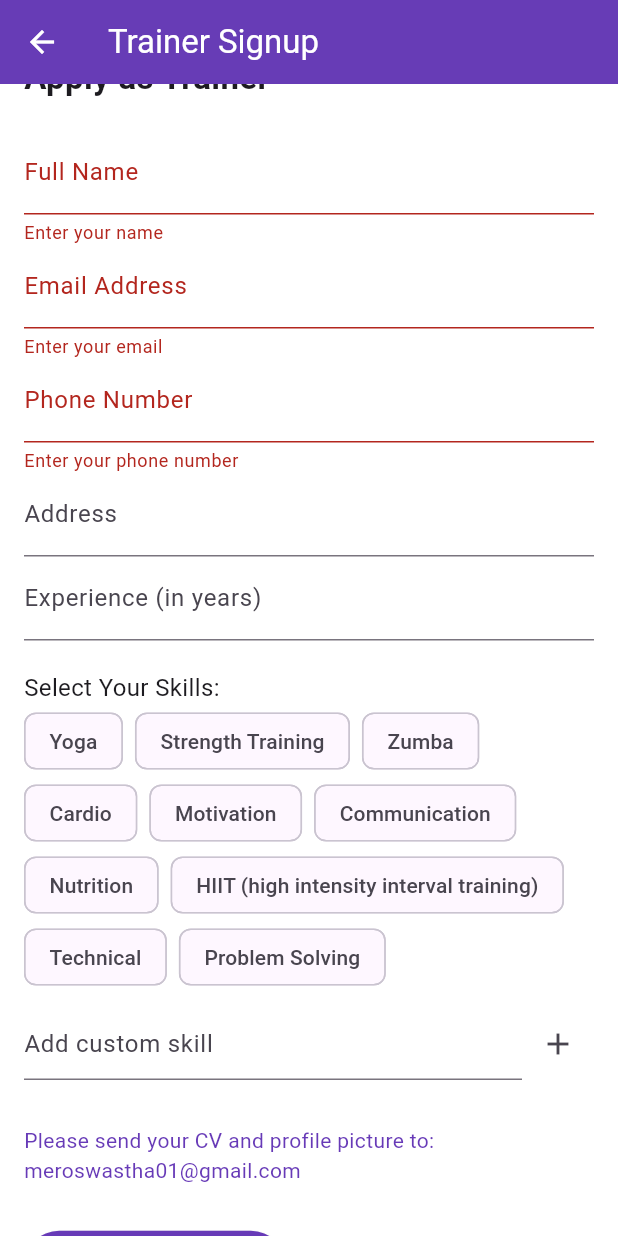
After one commit to Hermitcrabb/Mero_swastha, a Flutter app: the TrainerSignupPage screen opened by its route, scrolled down 36 dp, after a tap on "Submit Application", on a phone screen of 412 x 824 dp. The commit adds this screen. Run offline on Flutter 3.47's test engine with Material 3 defaults, Android fonts, the phone set to English and light mode, and no system bars; our stand-ins replace chewie, cloud_firestore, firebase_auth, firebase_core, get, video_player; missing offline and left inert: khalti_flutter; accounts and stored records are empty.

Commit message:
trainer signup page added

```diff
--- a/lib/route.dart
+++ b/lib/route.dart
@@ -1,5 +1,6 @@
 
 import 'package:get/get.dart';
+import 'package:mero_swastha/views/auth/trainer_signup.dart';
 import 'package:mero_swastha/views/diet/diet_plan_result.dart';
 import 'views/auth/login.dart';
 import 'views/auth/verify.dart';
@@ -10,6 +11,7 @@ import 'views/setup/startup_screen.dart';
 import 'views/diet/diet_page.dart';
 import 'views/diet/diet_questions.dart';
 import 'views/bmi/bmi_page.dart';
+import 'views/premium/trainer_list.dart';
 
 final List<GetPage> appRoutes = [
   GetPage(name: '/startup', page: () => const StartupScreen()),
@@ -22,4 +24,5 @@ final List<GetPage> appRoutes = [
   GetPage(name: '/diet_page', page: () => DietPage()),
   GetPage(name: '/bmi_page', page: () => BmiPage()),
   GetPage(name: '/trainer_list', page: ()=>TrainerListPage()),
+  GetPage(name: '/trainer_signup', page: ()=>TrainerSignupPage()),
 ];
--- /dev/null
+++ b/lib/views/auth/trainer_signup.dart
@@ -0,0 +1,183 @@
+import 'package:flutter/material.dart';
+import 'package:flutter/services.dart';
+import 'package:get/get.dart';
+import 'package:cloud_firestore/cloud_firestore.dart';
+import 'package:firebase_auth/firebase_auth.dart';
+
+class TrainerSignupPage extends StatefulWidget {
+  const TrainerSignupPage({super.key});
+
+  @override
+  State<TrainerSignupPage> createState() => _TrainerSignupPageState();
+}
+
+
+class _TrainerSignupPageState extends State<TrainerSignupPage> {
+    final _formKey = GlobalKey<FormState>();
+    final  nameController = TextEditingController();
+    final  addressController = TextEditingController();
+    final  emailController = TextEditingController();
+    final  phoneController = TextEditingController();
+    final  customskillsController = TextEditingController();
+    final  experienceController = TextEditingController();
+
+    final List<String> availableSkills = [
+      'Yoga',
+      'Strength Training',
+      'Zumba',
+      'Cardio',
+      'Motivation',
+      'Communication',
+      'Nutrition',
+      'HIIT (high intensity interval training)',
+      'Technical',
+      'Problem Solving',
+    ];
+    final List<String> selectedSkills =[];
+
+    void _addCustomSkill() {
+      final skill = customskillsController.text.trim();
+      if (skill.isNotEmpty && !selectedSkills.contains(skill)) {
+        setState(() {
+          selectedSkills.add(skill);
+          customskillsController.clear();
+        });
+      }
+    }
+
+    Future<void> _submitForm() async {
+      if (_formKey.currentState!.validate()) {
+        final trainerData = {
+          'Name': nameController.text.trim(),
+          'Address': addressController.text.trim(),
+          'Email': emailController.text.trim(),
+          'Phone': phoneController.text.trim(),
+          'Skills': selectedSkills,
+          'Experience': experienceController.text.trim(),
+          'SubmittedAt': FieldValue.serverTimestamp(),
+        };
+        try {
+          await FirebaseFirestore.instance
+              .collection('trainer_applications')
+              .add(
+              trainerData);
+
+          ScaffoldMessenger.of(context).showSnackBar(
+            const SnackBar(
+                content: Text('Application submitted successfully!')),
+          );
+          //Go Back to profile view page
+          Get.back();
+        } catch (e) {
+          ScaffoldMessenger.of(context).showSnackBar(
+            SnackBar(content: Text('Error: $e')),
+          );
+        }
+      }
+    }
+    @override
+    Widget build(BuildContext context) {
+      return Scaffold(
+        appBar: AppBar(title: const Text('Trainer Signup')),
+        body: SingleChildScrollView(
+          padding: const EdgeInsets.all(16),
+          child: Form(
+            key: _formKey,
+            child: Column(
+              crossAxisAlignment: CrossAxisAlignment.start,
+              children: [
+                const Text('Apply as Trainer', style: TextStyle(fontSize: 22, fontWeight: FontWeight.bold)),
+                const SizedBox(height: 20),
+
+                TextFormField(
+                  controller: nameController,
+                  decoration: const InputDecoration(labelText: 'Full Name'),
+                  validator: (value) => value!.isEmpty ? 'Enter your name' : null,
+                ),
+                TextFormField(
+                  controller: emailController,
+                  decoration: const InputDecoration(labelText: 'Email Address'),
+                  keyboardType: TextInputType.emailAddress,
+                  validator: (value) => value!.isEmpty ? 'Enter your email' : null,
+                ),
+
+                TextFormField(
+                  controller: phoneController,
+                  decoration: const InputDecoration(labelText: 'Phone Number'),
+                  keyboardType: TextInputType.phone,
+                  validator: (value) => value!.isEmpty ? 'Enter your phone number' : null,
+                ),
+                TextFormField(
+                  controller: addressController,
+                  decoration: const InputDecoration(labelText: 'Address'),
+                ),
+                TextFormField(
+                  controller: experienceController,
+                  decoration: const InputDecoration(labelText: 'Experience (in years)'),
+                  keyboardType: TextInputType.number,
+                ),
+
+                const SizedBox(height: 20),
+                const Text('Select Your Skills:', style: TextStyle(fontSize: 16)),
+                Wrap(
+                  spacing: 8,
+                  children: availableSkills.map((skill) {
+                    final isSelected = selectedSkills.contains(skill);
+                    return ChoiceChip(
+                      label: Text(skill),
+                      selected: isSelected,
+                      selectedColor: Colors.deepPurple.shade100,
+                      onSelected: (selected) {
+                        setState(() {
+                          if (selected) {
+                            selectedSkills.add(skill);
+                          } else {
+                            selectedSkills.remove(skill);
+                          }
+                        });
+                      },
+                    );
+                  }).toList(),
+                ),
+                const SizedBox(height: 10),
+
+                Row(
+                  children: [
+                    Expanded(
+                      child: TextField(
+                        controller: customskillsController,
+                        decoration: const InputDecoration(hintText: 'Add custom skill'),
+                      ),
+                    ),
+                    IconButton(
+                      icon: const Icon(Icons.add),
+                      onPressed: _addCustomSkill,
+                    )
+                  ],
+                ),
+
+                const SizedBox(height: 10),
+                Wrap(
+                  spacing: 6,
+                  children: selectedSkills.map((s) => Chip(label: Text(s))).toList(),
+                ),
+
+                const SizedBox(height: 20),
+
+                const Text(
+                  'Please send your CV and profile picture to:\nmeroswastha01@gmail.com',
+                  style: TextStyle(color: Colors.deepPurple, fontSize: 14),
+                ),
+
+                const SizedBox(height: 30),
+                ElevatedButton(
+                  onPressed: _submitForm,
+                  child: const Text("Submit Application"),
+                ),
+              ],
+            ),
+          ),
+        ),
+      );
+    }
+}
--- a/lib/views/profile/profile_page.dart
+++ b/lib/views/profile/profile_page.dart
@@ -114,6 +114,24 @@ class ProfilePage extends StatelessWidget {
                   ),
                 ),
               ),
+              const SizedBox(height: 20),
+
+              ElevatedButton.icon(
+                onPressed: () {
+                  Get.toNamed('/trainer_signup'); // You will create this route
+                },
+                icon: const Icon(Icons.app_registration),
+                label: const Text("Signup as Trainer"),
+                style: ElevatedButton.styleFrom(
+                  backgroundColor: Colors.deepPurple,
+                  foregroundColor: Colors.white,
+                  padding: const EdgeInsets.symmetric(vertical: 14, horizontal: 24),
+                  textStyle: const TextStyle(fontSize: 16, fontWeight: FontWeight.bold),
+                  shape: RoundedRectangleBorder(
+                    borderRadius: BorderRadius.circular(12),
+                  ),
+                ),
+              ),
             ],
           );
         }),
```
